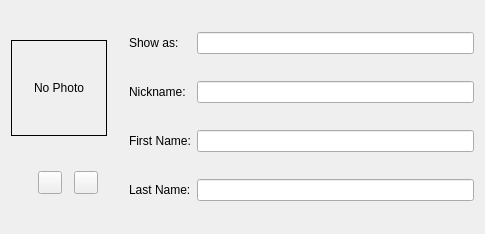
This is kopete/identity/identitygeneral.ui in KDE/kopete as Qt 5 draws it before an edit. The edited form follows.
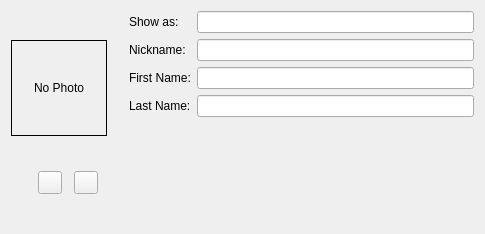
This is the edited form.

Commit message: use QFormLayouts where appropriate

Diff of the .ui file:
```diff
--- a/kopete/identity/identitygeneral.ui
+++ b/kopete/identity/identitygeneral.ui
@@ -12,7 +12,7 @@
   <property name="windowTitle" >
    <string>General Info</string>
   </property>
-  <layout class="QHBoxLayout" >
+  <layout class="QHBoxLayout" name="horizontalLayout" >
    <item>
     <layout class="QVBoxLayout" >
      <item>
@@ -114,7 +114,7 @@
     </spacer>
    </item>
    <item>
-    <layout class="QGridLayout" >
+    <layout class="QFormLayout" name="formLayout" >
      <item row="0" column="0" >
       <widget class="QLabel" name="labelLabel" >
        <property name="sizePolicy" >
```
Left out of the diff: 4 changed lines with no effect on the pictures. The commit also changes 9 other files.
